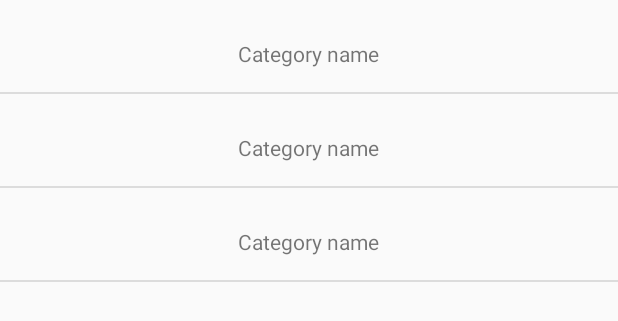
After one commit to AlexisLepage/QCM_Android, an Android app: the layout activity_category_list.xml on its own in the app's theme, with its tools: preview values and no code run, on a phone screen of 412 x 824 dp. The commit adds this screen. Shown: the top 321 px of the screen. Run offline under Robolectric (Android 15) with nearby library versions, the phone set to English and light mode, and no system bars.

Commit message:
Add List Category + Insert data in DB + UnitTest + Comment code

```diff
--- a/app/src/main/AndroidManifest.xml
+++ b/app/src/main/AndroidManifest.xml
@@ -3,6 +3,7 @@
     package="com.iia.cdsm.myqcm" >
 
     <uses-permission android:name="android.permission.INTERNET"/>
+    <uses-permission android:name="android.permission.ACCESS_NETWORK_STATE" />
 
     <application
         android:allowBackup="true"
@@ -16,6 +17,10 @@
                 <category android:name="android.intent.category.LAUNCHER" />
             </intent-filter>
         </activity>
+        <activity android:name=".View.ListCategoryActivity">
+        </activity>
+        <activity android:name=".View.ViewCategoryActivity">
+        </activity>
 
     </application>
 
--- a/app/src/main/java/com/iia/cdsm/myqcm/data/CategorySQLiteAdapter.java
+++ b/app/src/main/java/com/iia/cdsm/myqcm/data/CategorySQLiteAdapter.java
@@ -45,10 +45,16 @@ public class CategorySQLiteAdapter {
                 + COL_UPDATED_AT + " TEXT NOT NULL);";
     }
 
+    /**
+     * Open the connection with Database
+     */
     public void open(){
         this.db = this.helper.getWritableDatabase();
     }
 
+    /**
+     * Close the connection with Database
+     */
     public void close(){
         this.db.close();
     }
--- a/app/src/main/java/com/iia/cdsm/myqcm/data/MediaSQLiteAdapter.java
+++ b/app/src/main/java/com/iia/cdsm/myqcm/data/MediaSQLiteAdapter.java
@@ -56,10 +56,16 @@ public class MediaSQLiteAdapter {
                 + TABLE_QUESTION + "(id) " + ");";
     }
 
+    /**
+     * Open the connection with Database
+     */
     public void open(){
         this.db = this.helper.getWritableDatabase();
     }
 
+    /**
+     * Close the connection with Database
+     */
     public void close(){
         this.db.close();
     }
--- a/app/src/main/java/com/iia/cdsm/myqcm/data/TypeMediaSQLiteAdapter.java
+++ b/app/src/main/java/com/iia/cdsm/myqcm/data/TypeMediaSQLiteAdapter.java
@@ -39,10 +39,16 @@ public class TypeMediaSQLiteAdapter {
                 + COL_NAME + " TEXT NOT NULL);";
     }
 
+    /**
+     * Open the connection with Database
+     */
     public void open(){
         this.db = this.helper.getWritableDatabase();
     }
 
+    /**
+     * Close the connection with Database
+     */
     public void close(){
         this.db.close();
     }
--- /dev/null
+++ b/app/src/main/res/layout/activity_category_list.xml
@@ -0,0 +1,15 @@
+<?xml version="1.0" encoding="utf-8"?>
+<RelativeLayout xmlns:android="http://schemas.android.com/apk/res/android"
+    xmlns:tools="http://schemas.android.com/tools"
+    android:orientation="vertical"
+    android:layout_width="match_parent"
+    android:layout_height="match_parent">
+
+    <ListView
+        android:layout_width="match_parent"
+        android:layout_height="match_parent"
+        android:id="@+id/lv_categories"
+        android:layout_centerVertical="true"
+        android:layout_centerHorizontal="true"
+        tools:listitem="@layout/activity_view_category"/>
+</RelativeLayout>
--- /dev/null
+++ b/app/src/main/res/layout/activity_view_category.xml
@@ -0,0 +1,22 @@
+<?xml version="1.0" encoding="utf-8"?>
+<RelativeLayout
+    xmlns:android="http://schemas.android.com/apk/res/android"
+    xmlns:tools="http://schemas.android.com/tools"
+    android:layout_width="match_parent"
+    android:layout_height="match_parent"
+    android:paddingBottom="@dimen/activity_vertical_margin"
+    android:paddingLeft="@dimen/activity_horizontal_margin"
+    android:paddingRight="@dimen/activity_horizontal_margin"
+    android:paddingTop="@dimen/activity_vertical_margin"
+    tools:context="com.iia.cdsm.myqcm.View.ViewCategoryActivity">
+
+    <TextView
+        android:layout_width="wrap_content"
+        android:layout_height="wrap_content"
+        android:text="@string/name_category"
+        android:id="@+id/tvNameCategory"
+        android:layout_alignParentTop="true"
+        android:layout_centerHorizontal="true"
+        android:layout_marginTop="10dp" />
+
+</RelativeLayout>
--- a/app/src/main/res/values/strings.xml
+++ b/app/src/main/res/values/strings.xml
@@ -4,5 +4,6 @@
     <string name="first_name">Password </string>
     <string name="button_text">Connecte toi !</string>
     <string name="bienvenue">Bienvenue %1$s votre password est %2$s</string>
+    <string name="name_category">Category name</string>
 
 </resources>
```
Also changed, not shown: app/src/main/java/com/iia/cdsm/myqcm/View/CategoryCusorAdapter.java (added, +41 -0 lines), app/src/main/java/com/iia/cdsm/myqcm/View/ListCategoryActivity.java (added, +68 -0 lines), app/src/main/java/com/iia/cdsm/myqcm/View/MainQCMActivity.java (+12 -19 lines), app/src/main/java/com/iia/cdsm/myqcm/View/ViewCategoryActivity.java (added, +28 -0 lines), app/src/main/java/com/iia/cdsm/myqcm/data/AnswerSQLiteAdapter.java (+29 -0 lines), app/src/main/java/com/iia/cdsm/myqcm/data/QcmSQLiteAdapter.java (+30 -0 lines), app/src/main/java/com/iia/cdsm/myqcm/data/QuestionSQLiteAdapter.java (+29 -0 lines), app/src/main/java/com/iia/cdsm/myqcm/webservice/UserWSAdapter.java (+59 -14 lines), 1 other file.
